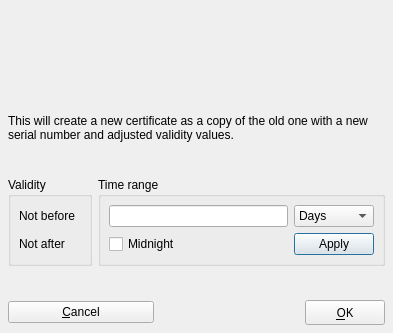
chris2511/xca, file ui/CertExtend.ui: the form before one commit.
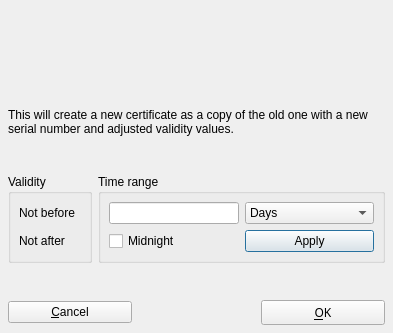
The form after the commit. Custom widgets are drawn as their Qt base class.

```diff
--- a/ui/CertExtend.ui
+++ b/ui/CertExtend.ui
@@ -22,9 +22,6 @@
    <property name="spacing" >
     <number>6</number>
    </property>
-   <item>
-    <widget class="QWidget" name="widget" />
-   </item>
    <item>
     <layout class="QHBoxLayout" >
      <property name="margin" >
@@ -204,8 +201,8 @@
          <widget class="QPushButton" name="applyTime" >
           <property name="sizePolicy" >
            <sizepolicy>
-            <hsizetype>1</hsizetype>
-            <vsizetype>1</vsizetype>
+            <hsizetype>7</hsizetype>
+            <vsizetype>5</vsizetype>
             <horstretch>0</horstretch>
             <verstretch>0</verstretch>
            </sizepolicy>
@@ -280,6 +277,14 @@
      </item>
      <item>
       <widget class="QPushButton" name="PushButton2" >
+       <property name="sizePolicy" >
+        <sizepolicy>
+         <hsizetype>7</hsizetype>
+         <vsizetype>0</vsizetype>
+         <horstretch>0</horstretch>
+         <verstretch>0</verstretch>
+        </sizepolicy>
+       </property>
        <property name="font" >
         <font>
          <family>Sans Serif</family>
@@ -299,7 +304,16 @@
     </layout>
    </item>
   </layout>
-  <widget class="QWidget" name="" />
+  <widget class="QWidget" name="widget" >
+   <property name="geometry" >
+    <rect>
+     <x>0</x>
+     <y>0</y>
+     <width>100</width>
+     <height>30</height>
+    </rect>
+   </property>
+  </widget>
  </widget>
  <pixmapfunction></pixmapfunction>
  <customwidgets>
```
Left out of the diff: 53 changed lines with no effect on the pictures.
